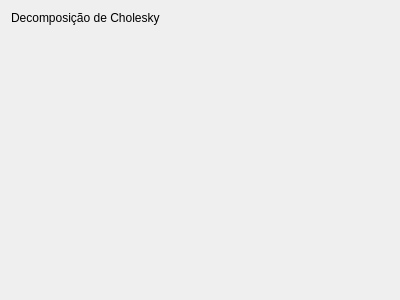
Old version of the form Algebra/Matrix01/cholesky_tab.ui in the repository RicardoBusta/Doutorado.
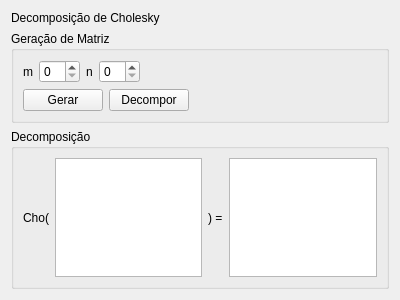
New version of the form.

Commit message: Terminando as interfaces dos outros trabalhos.

Diff of the .ui file:
```diff
--- a/Algebra/Matrix01/cholesky_tab.ui
+++ b/Algebra/Matrix01/cholesky_tab.ui
@@ -22,17 +22,110 @@
     </widget>
    </item>
    <item>
-    <spacer name="verticalSpacer">
-     <property name="orientation">
-      <enum>Qt::Vertical</enum>
+    <widget class="QGroupBox" name="groupBox">
+     <property name="title">
+      <string>Geração de Matriz</string>
      </property>
-     <property name="sizeHint" stdset="0">
-      <size>
-       <width>20</width>
-       <height>40</height>
-      </size>
+     <layout class="QVBoxLayout" name="verticalLayout_2">
+      <item>
+       <layout class="QHBoxLayout" name="horizontalLayout_2">
+        <item>
+         <widget class="QLabel" name="label_5">
+          <property name="text">
+           <string>m</string>
+          </property>
+         </widget>
+        </item>
+        <item>
+         <widget class="QSpinBox" name="spinBox"/>
+        </item>
+        <item>
+         <widget class="QLabel" name="label_4">
+          <property name="text">
+           <string>n</string>
+          </property>
+         </widget>
+        </item>
+        <item>
+         <widget class="QSpinBox" name="spinBox_2"/>
+        </item>
+        <item>
+         <spacer name="horizontalSpacer">
+          <property name="orientation">
+           <enum>Qt::Horizontal</enum>
+          </property>
+          <property name="sizeHint" stdset="0">
+           <size>
+            <width>40</width>
+            <height>20</height>
+           </size>
+          </property>
+         </spacer>
+        </item>
+       </layout>
+      </item>
+      <item>
+       <layout class="QHBoxLayout" name="horizontalLayout_3">
+        <item>
+         <widget class="QPushButton" name="pushButton">
+          <property name="text">
+           <string>Gerar</string>
+          </property>
+         </widget>
+        </item>
+        <item>
+         <widget class="QPushButton" name="pushButton_2">
+          <property name="text">
+           <string>Decompor</string>
+          </property>
+         </widget>
+        </item>
+        <item>
+         <spacer name="horizontalSpacer_2">
+          <property name="orientation">
+           <enum>Qt::Horizontal</enum>
+          </property>
+          <property name="sizeHint" stdset="0">
+           <size>
+            <width>40</width>
+            <height>20</height>
+           </size>
+          </property>
+         </spacer>
+        </item>
+       </layout>
+      </item>
+     </layout>
+    </widget>
+   </item>
+   <item>
+    <widget class="QGroupBox" name="groupBox_2">
+     <property name="title">
+      <string>Decomposição</string>
      </property>
-    </spacer>
+     <layout class="QHBoxLayout" name="horizontalLayout">
+      <item>
+       <widget class="QLabel" name="label_2">
+        <property name="text">
+         <string>Cho(</string>
+        </property>
+       </widget>
+      </item>
+      <item>
+       <widget class="QTableWidget" name="tableWidget"/>
+      </item>
+      <item>
+       <widget class="QLabel" name="label_3">
+        <property name="text">
+         <string>) =</string>
+        </property>
+       </widget>
+      </item>
+      <item>
+       <widget class="QTableWidget" name="tableWidget_2"/>
+      </item>
+     </layout>
+    </widget>
    </item>
   </layout>
  </widget>
```
The commit also changes 5 other files.
